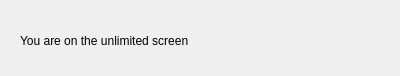
Old version of the form files_ui/unlimited_screen.ui in the repository WendelBarata/Login-Screen.
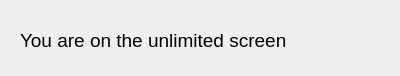
New version of the form.

The edit to the form file:
```diff
--- a/files_ui/unlimited_screen.ui
+++ b/files_ui/unlimited_screen.ui
@@ -22,6 +22,11 @@
      <height>41</height>
     </rect>
    </property>
+   <property name="font">
+    <font>
+     <pointsize>14</pointsize>
+    </font>
+   </property>
    <property name="text">
     <string>You are on the unlimited screen</string>
    </property>
```
